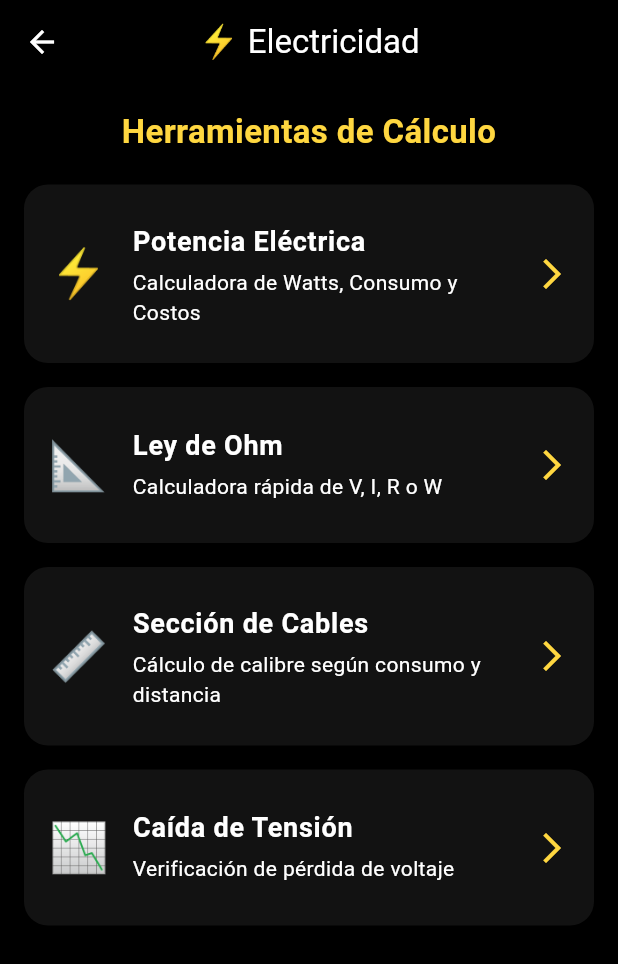
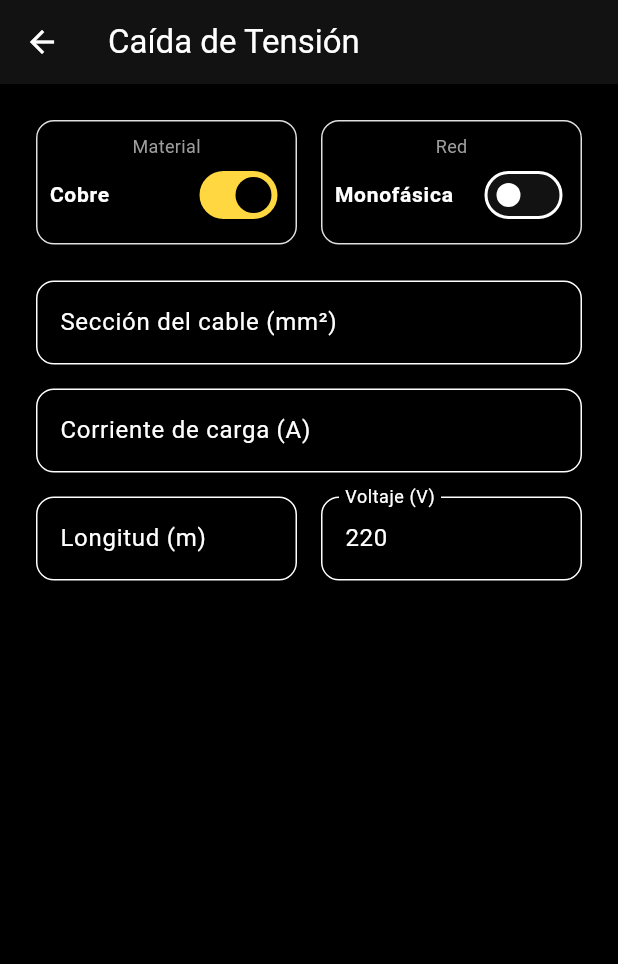
Before and after one commit to TierraSapiens/construc_assist, a Flutter app: the ElectricianHomeScreen screen opened directly, after a tap on "Caída de Tensión", on a phone screen of 412 x 824 dp. Shown: the top 964 px of the screen. Run offline on Flutter 3.47's test engine with Material 3 defaults, Android fonts, the phone set to English and light mode, and no system bars; our stand-ins replace flutter_riverpod, shared_preferences; accounts and stored records are empty.

Commit message:
Herramientas Sección de Cables, 'Caída de Tensión

```diff
--- /dev/null
+++ b/lib/features/electrician/calculators/cable_math.dart
@@ -0,0 +1,68 @@
+import 'dart:math';
+
+class CableMath {
+  // Constantes de resistividad (Ohm * mm² / m) a 20°C aprox.
+  static const double rhoCobre = 0.0172;
+  static const double rhoAluminio = 0.0282;
+
+  // Secciones comerciales estándar en mm²
+  static const List<double> seccionesComerciales = [
+    1.5, 2.5, 4.0, 6.0, 10.0, 16.0, 25.0, 35.0, 50.0, 70.0, 95.0, 120.0
+  ];
+
+  // 1. Calcular Sección Requerida (mm²)
+  static double calcularSeccion({
+    required double corriente,
+    required double longitud,
+    required double voltaje,
+    required double caidaPermitidaPorcentaje,
+    bool esCobre = true,
+    bool esTrifasica = false,
+  }) {
+    if (voltaje == 0 || caidaPermitidaPorcentaje == 0) return 0.0;
+
+    double rho = esCobre ? rhoCobre : rhoAluminio;
+    double caidaVolts = (caidaPermitidaPorcentaje / 100) * voltaje;
+
+    if (esTrifasica) {
+      return (sqrt(3) * rho * longitud * corriente) / caidaVolts;
+    } else {
+      return (2 * rho * longitud * corriente) / caidaVolts;
+    }
+  }
+
+  // Encontrar la sección comercial superior más cercana
+  static double obtenerSeccionComercial(double seccionCalculada) {
+    if (seccionCalculada <= 0) return 0.0;
+    for (double s in seccionesComerciales) {
+      if (s >= seccionCalculada) return s;
+    }
+    return seccionCalculada; // Si es gigantesca, devuelve el cálculo crudo
+  }
+
+  // 2. Calcular Caída de Tensión (Volts y Porcentaje)
+  static Map<String, double> calcularCaidaTension({
+    required double seccion,
+    required double corriente,
+    required double longitud,
+    required double voltaje,
+    bool esCobre = true,
+    bool esTrifasica = false,
+  }) {
+    if (seccion == 0 || voltaje == 0) return {'volts': 0.0, 'porcentaje': 0.0};
+
+    double rho = esCobre ? rhoCobre : rhoAluminio;
+    double caidaVolts;
+
+    if (esTrifasica) {
+      caidaVolts = (sqrt(3) * rho * longitud * corriente) / seccion;
+    } else {
+      caidaVolts = (2 * rho * longitud * corriente) / seccion;
+    }
+
+    return {
+      'volts': caidaVolts,
+      'porcentaje': (caidaVolts / voltaje) * 100,
+    };
+  }
+}
--- /dev/null
+++ b/lib/features/electrician/calculators/voltage_drop_screen.dart
@@ -0,0 +1,146 @@
+import 'package:flutter/material.dart';
+import 'package:construc_assist/features/electrician/calculators/cable_math.dart';
+
+class VoltageDropScreen extends StatefulWidget {
+  const VoltageDropScreen({super.key});
+
+  @override
+  State<VoltageDropScreen> createState() => _VoltageDropScreenState();
+}
+
+class _VoltageDropScreenState extends State<VoltageDropScreen> {
+  final _seccionController = TextEditingController();
+  final _corrienteController = TextEditingController();
+  final _longitudController = TextEditingController();
+  final _voltajeController = TextEditingController(text: '220');
+
+  bool _esCobre = true;
+  bool _esTrifasica = false;
+
+  double _caidaVolts = 0.0;
+  double _caidaPorcentaje = 0.0;
+
+  void _calcular() {
+    final s = double.tryParse(_seccionController.text) ?? 0.0;
+    final i = double.tryParse(_corrienteController.text) ?? 0.0;
+    final l = double.tryParse(_longitudController.text) ?? 0.0;
+    final v = double.tryParse(_voltajeController.text) ?? 0.0;
+
+    final resultado = CableMath.calcularCaidaTension(
+      seccion: s,
+      corriente: i,
+      longitud: l,
+      voltaje: v,
+      esCobre: _esCobre,
+      esTrifasica: _esTrifasica,
+    );
+
+    setState(() {
+      _caidaVolts = resultado['volts'] ?? 0.0;
+      _caidaPorcentaje = resultado['porcentaje'] ?? 0.0;
+    });
+  }
+
+  @override
+  Widget build(BuildContext context) {
+    return Scaffold(
+      appBar: AppBar(title: const Text('Caída de Tensión')),
+      body: GestureDetector(
+        onTap: () => FocusScope.of(context).unfocus(),
+        child: SingleChildScrollView(
+          padding: const EdgeInsets.all(24.0),
+          child: Column(
+            crossAxisAlignment: CrossAxisAlignment.stretch,
+            children: [
+              Row(
+                children: [
+                  Expanded(child: _buildSwitch('Material', _esCobre ? 'Cobre' : 'Aluminio', _esCobre, (v) => setState(() { _esCobre = v; _calcular(); }))),
+                  const SizedBox(width: 16),
+                  Expanded(child: _buildSwitch('Red', _esTrifasica ? 'Trifásica' : 'Monofásica', _esTrifasica, (v) => setState(() { _esTrifasica = v; _voltajeController.text = v ? '380' : '220'; _calcular(); }))),
+                ],
+              ),
+              const SizedBox(height: 24),
+              _buildTextField(_seccionController, 'Sección del cable (mm²)'),
+              const SizedBox(height: 16),
+              _buildTextField(_corrienteController, 'Corriente de carga (A)'),
+              const SizedBox(height: 16),
+              Row(
+                children: [
+                  Expanded(child: _buildTextField(_longitudController, 'Longitud (m)')),
+                  const SizedBox(width: 16),
+                  Expanded(child: _buildTextField(_voltajeController, 'Voltaje (V)')),
+                ],
+              ),
+              const SizedBox(height: 32),
+              _buildResultBox(),
+            ],
+          ),
+        ),
+      ),
+    );
+  }
+
+  Widget _buildSwitch(String label, String value, bool state, Function(bool) onChanged) {
+    return Container(
+      padding: const EdgeInsets.all(8),
+      decoration: BoxDecoration(border: Border.all(color: Colors.grey.shade300), borderRadius: BorderRadius.circular(12)),
+      child: Column(
+        children: [
+          Text(label, style: const TextStyle(fontSize: 12, color: Colors.grey)),
+          SwitchListTile(
+            title: Text(value, style: const TextStyle(fontSize: 14, fontWeight: FontWeight.bold)),
+            value: state,
+            onChanged: onChanged,
+            contentPadding: EdgeInsets.zero,
+            dense: true,
+          ),
+        ],
+      ),
+    );
+  }
+
+  Widget _buildTextField(TextEditingController controller, String label) {
+    return TextField(
+      controller: controller,
+      keyboardType: TextInputType.number,
+      decoration: InputDecoration(labelText: label, border: const OutlineInputBorder(borderRadius: BorderRadius.all(Radius.circular(12)))),
+      onChanged: (_) => _calcular(),
+    );
+  }
+
+  Widget _buildResultBox() {
+    if (_seccionController.text.isEmpty || _corrienteController.text.isEmpty || _longitudController.text.isEmpty) {
+      return const SizedBox.shrink();
+    }
+
+    // Alerta visual si la caída supera el 3% o 5%
+    Color colorResultado = Theme.of(context).colorScheme.primary;
+    if (_caidaPorcentaje > 5.0) {
+      colorResultado = Colors.red;
+    } else if (_caidaPorcentaje > 3.0) {
+      colorResultado = Colors.orange;
+    }
+
+    return Container(
+      padding: const EdgeInsets.all(24),
+      decoration: BoxDecoration(
+        color: colorResultado.withValues(alpha: 0.1),
+        borderRadius: BorderRadius.circular(16),
+        border: Border.all(color: colorResultado.withValues(alpha: 0.3)),
+      ),
+      child: Column(
+        children: [
+          const Text('Caída de Tensión Total', style: TextStyle(fontSize: 16)),
+          const SizedBox(height: 8),
+          Text('${_caidaVolts.toStringAsFixed(2)} V', style: TextStyle(fontSize: 40, fontWeight: FontWeight.bold, color: colorResultado)),
+          Text('(${_caidaPorcentaje.toStringAsFixed(2)} %)', style: TextStyle(fontSize: 20, fontWeight: FontWeight.bold, color: colorResultado)),
+          if (_caidaPorcentaje > 5.0)
+            const Padding(
+              padding: EdgeInsets.only(top: 16.0),
+              child: Text('⚠️ Caída severa. Aumentá la sección del cable.', style: TextStyle(color: Colors.red, fontWeight: FontWeight.bold)),
+            )
+        ],
+      ),
+    );
+  }
+}
--- a/lib/features/electrician/ui/screens/electrician_home_screen.dart
+++ b/lib/features/electrician/ui/screens/electrician_home_screen.dart
@@ -1,3 +1,5 @@
+import 'package:construc_assist/features/electrician/calculators/cable_section_screen.dart';
+import 'package:construc_assist/features/electrician/calculators/voltage_drop_screen.dart';
 import 'package:flutter/material.dart';
 import 'package:construc_assist/features/electrician/calculators/ohms_law_screen.dart';
 import 'package:construc_assist/features/electrician/calculators/power_calculator_screen.dart';
@@ -67,7 +69,7 @@ class ElectricianHomeScreen extends StatelessWidget {
                     'Sección de Cables',
                     'Cálculo de calibre según consumo y distancia',
                     () {
-                      // Próximamente: Acá irá la navegación a Sección de Cables
+                      Navigator.push(context, MaterialPageRoute(builder: (context) => const CableSectionScreen()));
                     }
                   ),
                   // 4. Caída de Tensión
@@ -77,7 +79,7 @@ class ElectricianHomeScreen extends StatelessWidget {
                     'Caída de Tensión',
                     'Verificación de pérdida de voltaje',
                     () {
-                      // Próximamente: Acá irá la navegación a Caída de Tensión
+                      Navigator.push(context, MaterialPageRoute(builder: (context) => const VoltageDropScreen()));
                     }
                   ),
                 ],
```
Also changed, not shown: lib/features/electrician/calculators/cable_section_screen.dart (added, +131 -0 lines).
